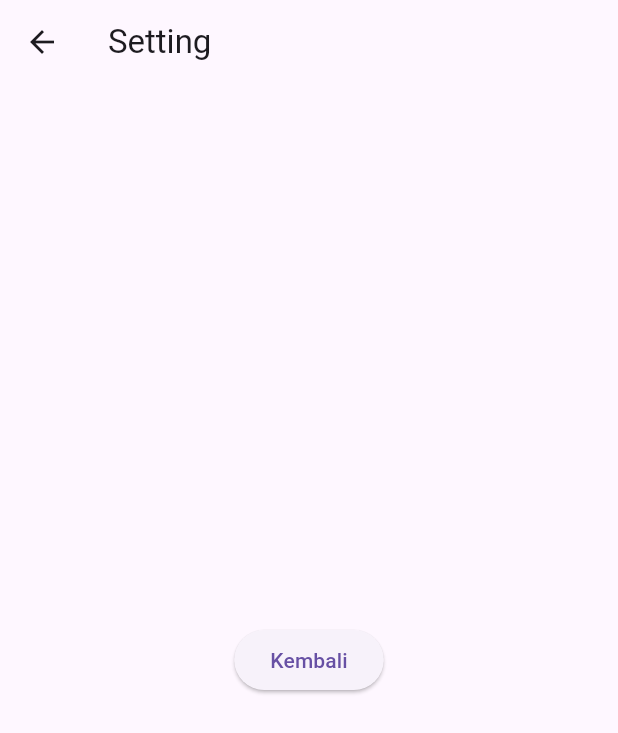
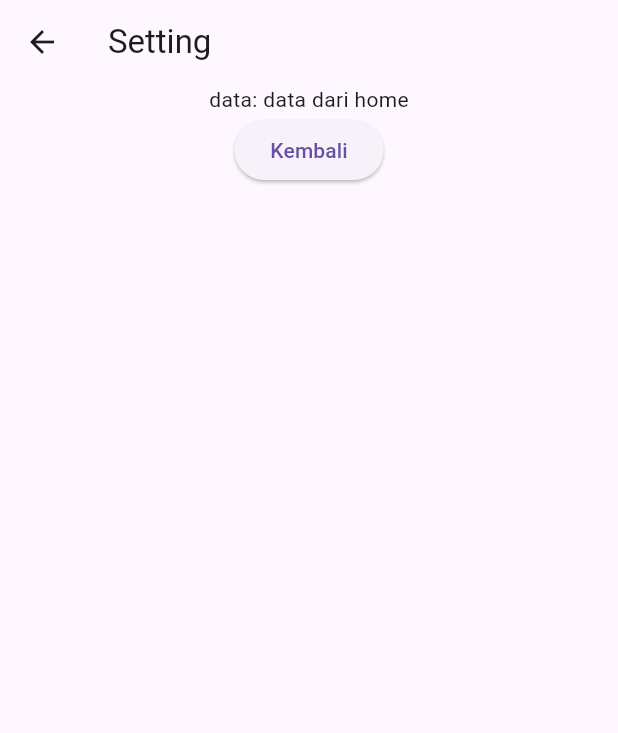
Before and after one commit to it-yudharta/mobile25b, a Flutter app: the screen it shows after launch, after a tap on the "settings" icon, on a phone screen of 412 x 824 dp. Shown: the top 733 px of the screen. Run offline on Flutter 3.47's test engine with Material 3 defaults, Android fonts, the light colour scheme and no system bars.

Commit message:
send data to new screen

```diff
--- a/lib/pages/home_page.dart
+++ b/lib/pages/home_page.dart
@@ -13,7 +13,11 @@ class HomePage extends StatelessWidget {
           actions: [
             IconButton(
               onPressed: () {
-                Navigator.pushNamed(context, "/setting");
+                Navigator.pushNamed(
+                  context,
+                  "/setting",
+                  arguments: "data dari home",
+                );
               },
               icon: Icon(Icons.settings),
             ),
--- a/lib/pages/setting_page.dart
+++ b/lib/pages/setting_page.dart
@@ -5,12 +5,19 @@ class SettingPage extends StatelessWidget {
 
   @override
   Widget build(BuildContext context) {
+    final data = ModalRoute.of(context)!.settings.arguments as String;
+
     return Scaffold(
       appBar: AppBar(title: Text("Setting")),
       body: Center(
-        child: ElevatedButton(
-          child: Text("Kembali"),
-          onPressed: () => Navigator.pop(context),
+        child: Column(
+          children: [
+            Text("data: $data"),
+            ElevatedButton(
+              child: Text("Kembali"),
+              onPressed: () => Navigator.pop(context),
+            ),
+          ],
         ),
       ),
     );
```
